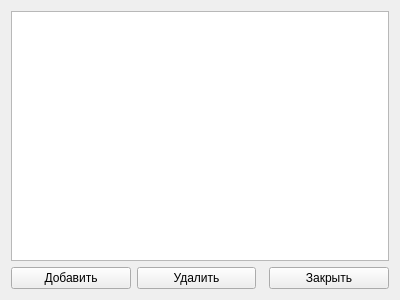
Old version of the form src/ui/dialogs/modelsform.ui in the repository Smurf72T/POC_Terminal_Tracker.
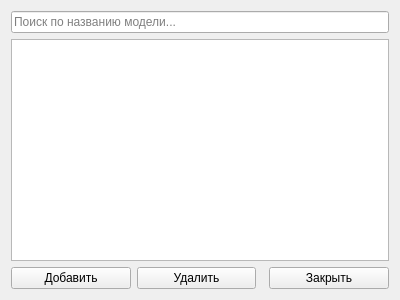
New version of the form.

What changed in the file:
```diff
--- a/src/ui/dialogs/modelsform.ui
+++ b/src/ui/dialogs/modelsform.ui
@@ -14,6 +14,16 @@
             <string>Form</string>
         </property>
         <layout class="QVBoxLayout" name="verticalLayout">
+            <item>
+                <widget class="QLineEdit" name="lineEditSearch">
+                    <property name="placeholderText">
+                        <string>Поиск по названию модели...</string>
+                    </property>
+                    <property name="clearButtonEnabled">
+                        <bool>true</bool>
+                    </property>
+                </widget>
+            </item>
             <item>
                 <widget class="QTableView" name="tableView">
                     <property name="alternatingRowColors">
```
